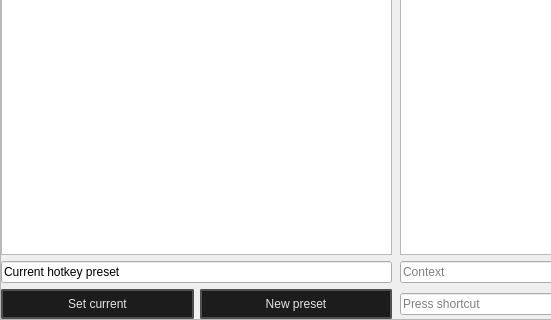
dertwist/Hammer5Tools, file hotkey_editor/main.ui: the form before one commit; both pictures show x 0 to 551 and y 378 to 698 of the 1171 by 698 pixel window.
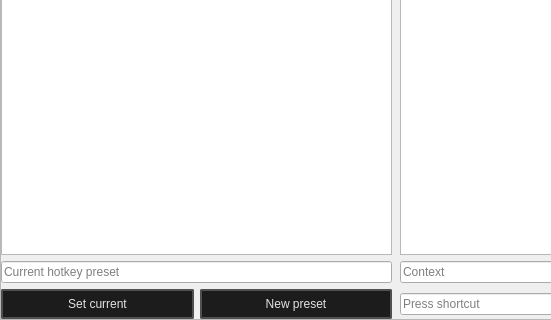
The form after the commit. Icons and pictures are not drawn.

Diff of the .ui file:
```diff
--- a/hotkey_editor/main.ui
+++ b/hotkey_editor/main.ui
@@ -243,11 +243,14 @@
            <item>
             <widget class="QLineEdit" name="current_preset">
              <property name="text">
-              <string>Current hotkey preset</string>
+              <string/>
              </property>
              <property name="readOnly">
               <bool>true</bool>
              </property>
+             <property name="placeholderText">
+              <string>Current hotkey preset</string>
+             </property>
             </widget>
            </item>
            <item>
```
Left out of the diff: 20 changed lines with no effect on the pictures.
